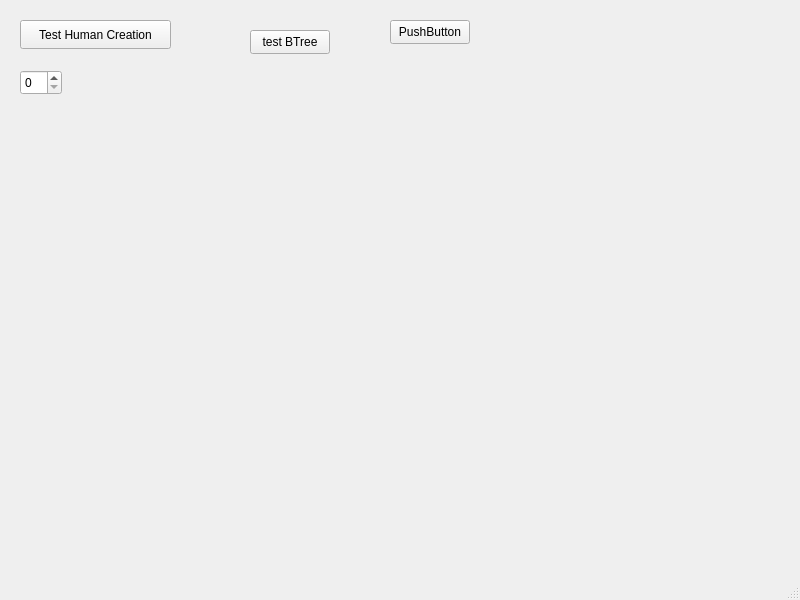
Qt form BienVsMal/mainwindow.ui (arty4325/IC2001-BienVsMal) before a commit.
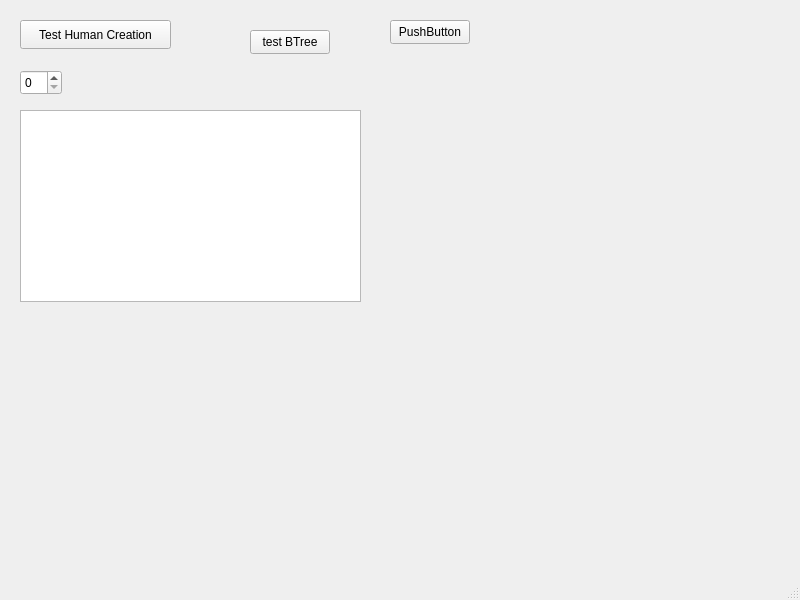
The same form after that commit.

Commit message: Added algorithm to find Amigos for each person in the humanity list. Also added in screen a QTextBrowser that shows the info of the people in the last level of the search tree, the number of levels, nodes and people.

Patch:
```diff
--- a/BienVsMal/mainwindow.ui
+++ b/BienVsMal/mainwindow.ui
@@ -66,6 +66,26 @@
      <string>PushButton</string>
     </property>
    </widget>
+   <widget class="QTextBrowser" name="txbInfoArbolHumanos">
+    <property name="geometry">
+     <rect>
+      <x>20</x>
+      <y>110</y>
+      <width>341</width>
+      <height>192</height>
+     </rect>
+    </property>
+    <property name="html">
+     <string>&lt;!DOCTYPE HTML PUBLIC &quot;-//W3C//DTD HTML 4.0//EN&quot; &quot;http://www.w3.org/TR/REC-html40/strict.dtd&quot;&gt;
+&lt;html&gt;&lt;head&gt;&lt;meta name=&quot;qrichtext&quot; content=&quot;1&quot; /&gt;&lt;meta charset=&quot;utf-8&quot; /&gt;&lt;style type=&quot;text/css&quot;&gt;
+p, li { white-space: pre-wrap; }
+hr { height: 1px; border-width: 0; }
+li.unchecked::marker { content: &quot;\2610&quot;; }
+li.checked::marker { content: &quot;\2612&quot;; }
+&lt;/style&gt;&lt;/head&gt;&lt;body style=&quot; font-family:'Segoe UI'; font-size:9pt; font-weight:400; font-style:normal;&quot;&gt;
+&lt;p style=&quot;-qt-paragraph-type:empty; margin-top:0px; margin-bottom:0px; margin-left:0px; margin-right:0px; -qt-block-indent:0; text-indent:0px;&quot;&gt;&lt;br /&gt;&lt;/p&gt;&lt;/body&gt;&lt;/html&gt;</string>
+    </property>
+   </widget>
   </widget>
   <widget class="QMenuBar" name="menubar">
    <property name="geometry">
```
Left out of the diff: 2 changed lines with no effect on the pictures. The commit also changes 15 other files.
